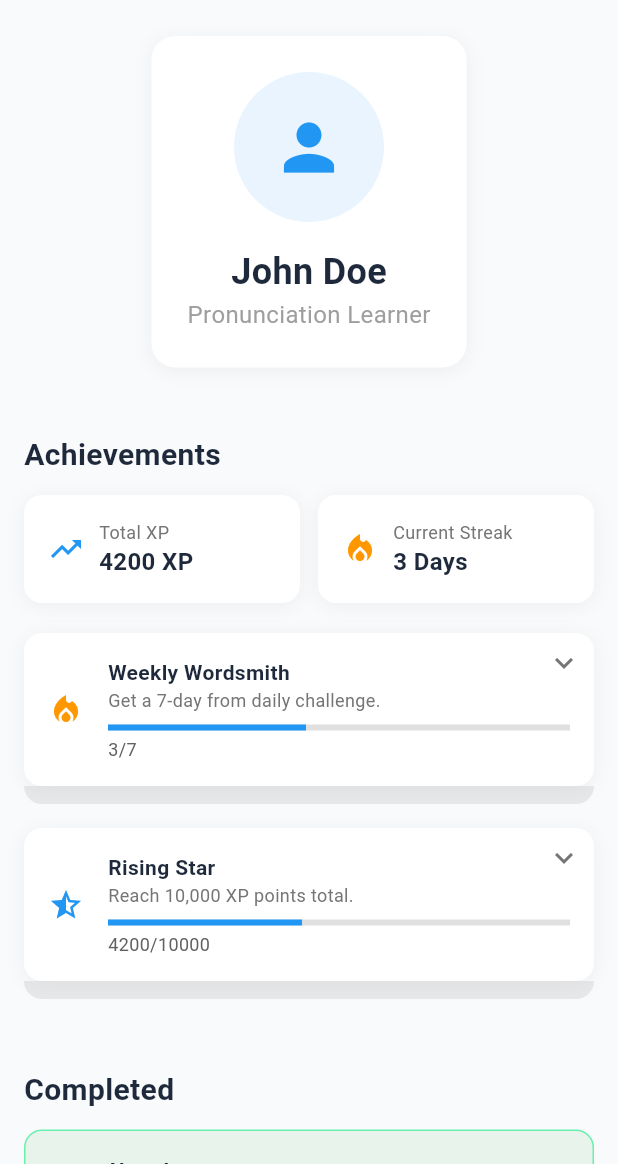
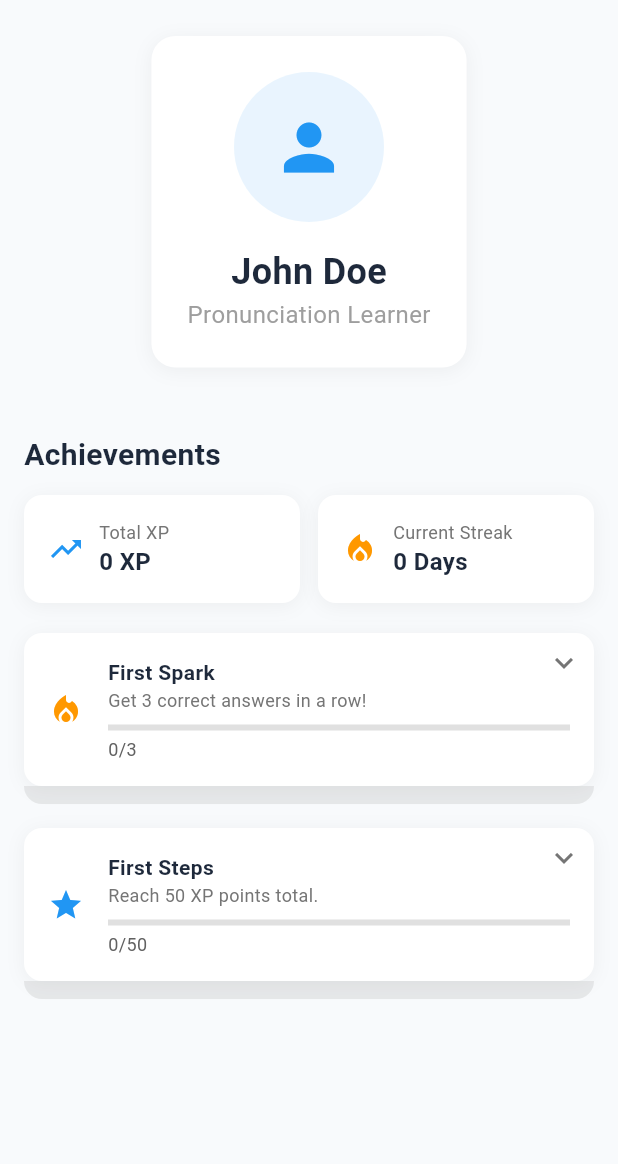
Before and after one commit to uprm-inso4101-2025-2026-s1/semester-project-pronunciation-coach, a Flutter app: the ProfilePage screen opened directly, on a phone screen of 412 x 824 dp, the part 72-1236 px from its top. Run offline on Flutter 3.47's test engine with Material 3 defaults, Android fonts, the phone set to English and light mode, and no system bars; our stand-ins replace audioplayers, flutter_secure_storage, get_it, shared_preferences, sizer, supabase_flutter; accounts and stored records are empty; Roboto replaces fonts that are missing (SF Pro Display).

Commit message:
Issue #273 Completed

```diff
--- a/app/lib/features/profile/presentation/pages/profile_page.dart
+++ b/app/lib/features/profile/presentation/pages/profile_page.dart
@@ -1,5 +1,7 @@
 import 'package:flutter/material.dart';
 import '../../../../core/common/colors.dart';
+import '../../../../core/common/user_progress.dart';
+import '../../../../core/network/progress_service.dart';
 import '../../widgets/achievements_xp.dart';
 
 // Profile page
@@ -12,6 +14,59 @@ class ProfilePage extends StatefulWidget {
 
 class _ProfilePageState extends State<ProfilePage> {
   bool _isMenuExpanded = false;
+
+  UserProgress? _userProgress;
+  bool _isLoading = true;
+  String? _error;
+  bool _isGuest = false;
+
+  @override
+  void initState() {
+    super.initState();
+    _loadUserProgress();
+  }
+
+  Future<void> _loadUserProgress() async {
+    try {
+      final progressService = ProgressService();
+
+      // Check if user is a guest
+      final isGuest = progressService.isGuest;
+
+      if (mounted) {
+        setState(() {
+          _isGuest = isGuest;
+        });
+      }
+
+      // Only load progress if NOT a guest
+      if (!isGuest) {
+        final userProgress = await progressService.getUserProgress();
+
+        if (mounted) {
+          setState(() {
+            _userProgress = userProgress;
+            _isLoading = false;
+          });
+        }
+      } else {
+        // Guest user - no data to load
+        if (mounted) {
+          setState(() {
+            _userProgress = null;
+            _isLoading = false;
+          });
+        }
+      }
+    } catch (e) {
+      if (mounted) {
+        setState(() {
+          _error = e.toString();
+          _isLoading = false;
+        });
+      }
+    }
+  }
 
   @override
   Widget build(BuildContext context) {
@@ -117,7 +172,7 @@ class _ProfilePageState extends State<ProfilePage> {
                 const SizedBox(height: 20),
 
                 // Achievements Sections
-                const AchievementsSection(),
+                _buildAchievementsSection(),
 
                 // Add bottom padding for tab bar
                 const SizedBox(height: 80),
@@ -226,6 +281,100 @@ class _ProfilePageState extends State<ProfilePage> {
     );
   }
 
+  Widget _buildAchievementsSection() {
+    // Show loading indicator
+    if (_isLoading) {
+      return Container(
+        padding: const EdgeInsets.all(40),
+        child: const Center(child: CircularProgressIndicator()),
+      );
+    }
+
+    // Show error state
+    if (_error != null) {
+      return Container(
+        padding: const EdgeInsets.all(24),
+        decoration: BoxDecoration(
+          color: AppColors.cardBackground,
+          borderRadius: BorderRadius.circular(16),
+          boxShadow: [
+            BoxShadow(
+              color: AppColors.cardShadow,
+              blurRadius: 10,
+              offset: const Offset(0, 2),
+            ),
+          ],
+        ),
+        child: Column(
+          children: [
+            const Icon(Icons.error_outline, size: 48, color: Colors.red),
+            const SizedBox(height: 16),
+            const Text(
+              'Error loading achievements',
+              style: TextStyle(
+                color: Colors.red,
+                fontSize: 18,
+                fontWeight: FontWeight.bold,
+              ),
+            ),
+            const SizedBox(height: 8),
+            Text(
+              _error!,
+              style: const TextStyle(color: Colors.red),
+              textAlign: TextAlign.center,
+            ),
+            const SizedBox(height: 16),
+            ElevatedButton(
+              onPressed: _loadUserProgress,
+              child: const Text('Retry'),
+            ),
+          ],
+        ),
+      );
+    }
+
+    // Show guest message
+    if (_isGuest || _userProgress == null) {
+      return Container(
+        padding: const EdgeInsets.all(24),
+        decoration: BoxDecoration(
+          color: AppColors.cardBackground,
+          borderRadius: BorderRadius.circular(16),
+          boxShadow: [
+            BoxShadow(
+              color: AppColors.cardShadow,
+              blurRadius: 10,
+              offset: const Offset(0, 2),
+            ),
+          ],
+        ),
+        child: Column(
+          children: [
+            Icon(Icons.lock_outline, size: 48, color: Colors.grey[400]),
+            const SizedBox(height: 16),
+            const Text(
+              'Login to View Achievements',
+              style: TextStyle(
+                fontSize: 18,
+                fontWeight: FontWeight.bold,
+                color: AppColors.textPrimary,
+              ),
+            ),
+            const SizedBox(height: 8),
+            Text(
+              'Create an account to track your progress and unlock achievements',
+              style: TextStyle(fontSize: 14, color: Colors.grey[600]),
+              textAlign: TextAlign.center,
+            ),
+          ],
+        ),
+      );
+    }
+
+    // Show achievements with real data
+    return AchievementsSection(userProgress: _userProgress!);
+  }
+
   Widget _buildMenuOption({
     required IconData icon,
     required String title,
--- a/app/lib/features/profile/widgets/achievements_xp.dart
+++ b/app/lib/features/profile/widgets/achievements_xp.dart
@@ -2,6 +2,7 @@ import 'package:flutter/material.dart';
 import 'package:shared_preferences/shared_preferences.dart';
 import 'dart:convert';
 import '../../../../core/common/colors.dart';
+import '../../../../core/common/user_progress.dart';
 
 class Achievement {
   final String id;
@@ -56,7 +57,12 @@ class Achievement {
 }
 
 class AchievementsSection extends StatefulWidget {
-  const AchievementsSection({super.key});
+  final UserProgress userProgress;
+
+  const AchievementsSection({
+    super.key,
+    required this.userProgress, // ← AGREGADO
+  });
 
   @override
   State<AchievementsSection> createState() => _AchievementsSectionState();
@@ -77,7 +83,8 @@ class _AchievementsSectionState extends State<AchievementsSection> {
   Future<void> _loadProfileData() async {
     // Load stored achievements
     final prefs = await SharedPreferences.getInstance();
-    final data = prefs.getString('achievements');
+    final userId = widget.userProgress.userId;
+    final data = prefs.getString('achievements_$userId');
 
     if (data != null) {
       final decoded = jsonDecode(data) as List;
@@ -86,9 +93,9 @@ class _AchievementsSectionState extends State<AchievementsSection> {
       achievements = _defaultAchievements();
     }
 
-    // Set default progress values since daily challenge is removed
-    totalXP = 4200; // Default XP
-    currentStreak = 3; // Default streak
+    // Uses real data from userProgress
+    totalXP = widget.userProgress.totalXp;
+    currentStreak = widget.userProgress.currentStreak;
 
     // Update achievement progress according to default values
     for (var a in achievements) {
@@ -122,115 +129,105 @@ class _AchievementsSectionState extends State<AchievementsSection> {
     return [
       // Streak Achievements
       Achievement(
-        id: 'streak1',
+        id: 'streak3',
         groupId: 'streak',
-        title: 'NewsLetter',
-        description: 'Get a 1-day streak from daily challenge.',
+        title: 'First Spark',
+        description: 'Get 3 correct answers in a row!',
         icon: Icons.local_fire_department,
-        currentProgress: 3,
-        totalRequired: 1,
+        currentProgress: 0,
+        totalRequired: 3,
         isUnlocked: false,
       ),
       Achievement(
-        id: 'streak7',
+        id: 'streak10',
         groupId: 'streak',
-        title: 'Weekly Wordsmith',
-        description: 'Get a 7-day from daily challenge.',
+        title: 'Articulate Apprentice',
+        description: 'Nail 10 correct answers in a row!',
         icon: Icons.local_fire_department,
-        currentProgress: 3,
-        totalRequired: 7,
+        currentProgress: 0,
+        totalRequired: 10,
         isUnlocked: false,
       ),
       Achievement(
-        id: 'streak30',
+        id: 'streak25',
         groupId: 'streak',
-        title: 'Articulate Apprentice',
-        description: 'Get a 30-day streak from daily challenge.',
+        title: 'Quiz En',
+        description: 'Achieve 25 correct answers in a row!',
         icon: Icons.local_fire_department,
         currentProgress: 0,
-        totalRequired: 30,
+        totalRequired: 25,
+        isUnlocked: false,
+      ),
+      Achievement(
+        id: 'streak50',
+        groupId: 'streak',
+        title: 'Vocal Virtuoso',
+        description: 'Master 50 correct answers in a row!',
+        icon: Icons.local_fire_department,
+        currentProgress: 0,
+        totalRequired: 50,
         isUnlocked: false,
       ),
       Achievement(
         id: 'streak100',
         groupId: 'streak',
-        title: 'Phonetic Centurion',
-        description: 'Get a 100-day streak from daily challenge.',
+        title: 'Speech Legend',
+        description: 'A legendary 100 correct answers in a row!',
         icon: Icons.local_fire_department,
         currentProgress: 0,
         totalRequired: 100,
         isUnlocked: false,
       ),
+
+      // XP Achievements
       Achievement(
-        id: 'streak250',
-        groupId: 'streak',
-        title: 'Vocal Virtuoso',
-        description: 'Get a 250-day streak from daily challenge.',
-        icon: Icons.local_fire_department,
+        id: 'xp50',
+        groupId: 'xp',
+        title: 'First Steps',
+        description: 'Reach 50 XP points total.',
+        icon: Icons.star,
+        currentProgress: 0,
+        totalRequired: 50,
+        isUnlocked: false,
+      ),
+      Achievement(
+        id: 'xp250',
+        groupId: 'xp',
+        title: 'Rising Star',
+        description: 'Reach 250 XP points total.',
+        icon: Icons.star_half_outlined,
         currentProgress: 0,
         totalRequired: 250,
         isUnlocked: false,
       ),
       Achievement(
-        id: 'streak500',
-        groupId: 'streak',
-        title: 'Speech Legend',
-        description: 'Get a 500-day streak from daily challenge.',
-        icon: Icons.local_fire_department,
-        currentProgress: 0,
-        totalRequired: 500,
-        isUnlocked: false,
-      ),
-
-      // XP Achievements
-      Achievement(
         id: 'xp1k',
         groupId: 'xp',
-        title: 'First Steps',
+        title: 'Dedicated Learner',
         description: 'Reach 1,000 XP points total.',
-        icon: Icons.star,
-        currentProgress: 800,
+        icon: Icons.star_rate_outlined,
+        currentProgress: 0,
         totalRequired: 1000,
         isUnlocked: false,
       ),
       Achievement(
-        id: 'xp10k',
+        id: 'xp5k',
         groupId: 'xp',
-        title: 'Rising Star',
-        description: 'Reach 10,000 XP points total.',
-        icon: Icons.star_half_outlined,
-        currentProgress: 4200,
-        totalRequired: 10000,
+        title: 'Seasoned Veteran',
+        description: 'Reach 5,000 XP points total.',
+        icon: Icons.stars_outlined,
+        currentProgress: 0,
+        totalRequired: 5000,
         isUnlocked: false,
       ),
       Achievement(
-        id: 'xp25k',
-        groupId: 'xp',
-        title: 'Dedicated Learner',
-        description: 'Reach 25,000 XP points total.',
-        icon: Icons.star_rate_outlined,
-        currentProgress: 4200,
-        totalRequired: 25000,
-        isUnlocked: false,
-      ),
-      Achievement(
-        id: 'xp75k',
-        groupId: 'xp',
-        title: 'Seasoned Veteran',
-        description: 'Reach 75,000 XP points total.',
-        icon: Icons.stars_outlined,
-        currentProgress: 4200,
-        totalRequired: 75000,
-        isUnlocked: false,
-      ),
-      Achievement(
-        id: 'xp200k',
+        id: 'xp15k',
         groupId: 'xp',
         title: 'Ultimate Champion',
-        description: 'Reach 200,000 XP points total.',
+        description: 'Reach 15,000 XP points total.',
         icon: Icons.workspace_premium,
-        currentProgress: 4200,
-        totalRequired: 200000,
+        currentProgress: 0,
+        totalRequired: 15000,
         isUnlocked: false,
       ),
     ];
```
